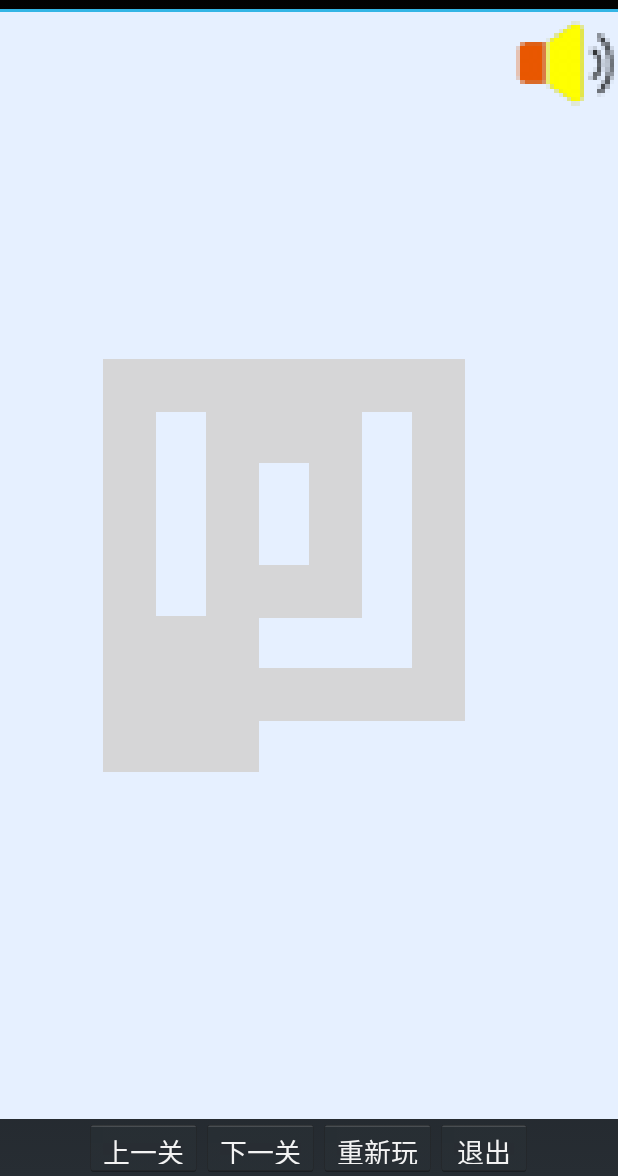
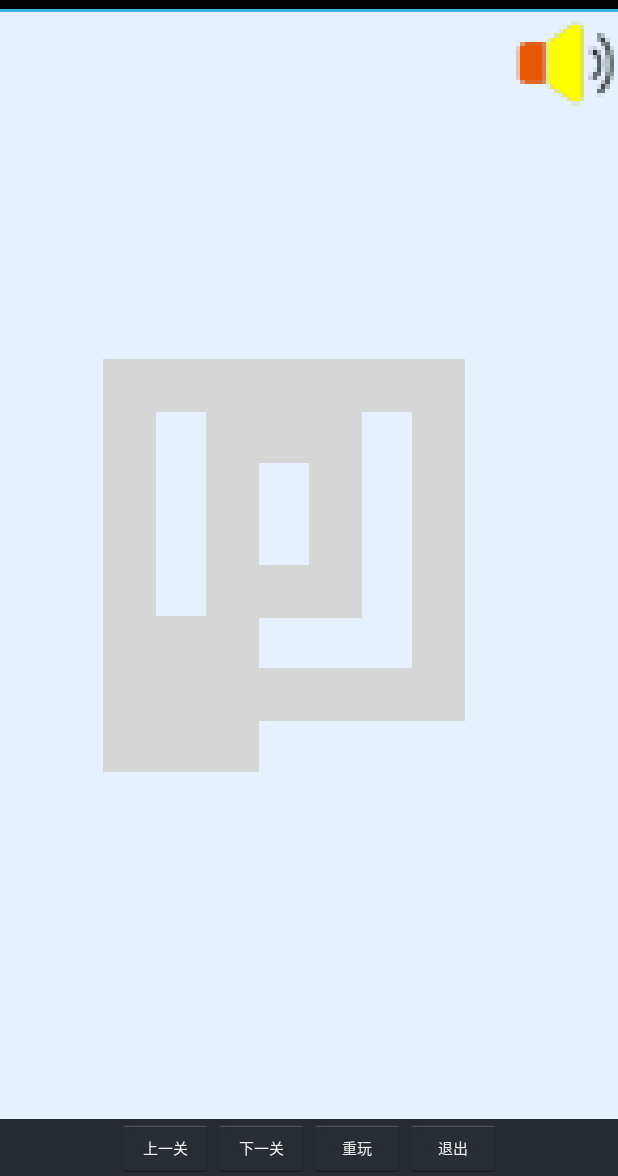
Before and after one commit to Asheone12/BoxGame, an Android app: the GameActivity screen opened directly, with no data from a screen before it, on a phone screen of 412 x 824 dp, the part 60-1236 px from its top. Run offline under Robolectric (Android 15) with nearby library versions, the phone set to English and light mode, and no system bars.

Commit message:
字体缩小

```diff
--- a/app/src/main/AndroidManifest.xml
+++ b/app/src/main/AndroidManifest.xml
@@ -28,7 +28,7 @@
             android:label="@string/game_intro_title" />
         <activity android:name=".GameLevelActivity"
             android:theme="@android:style/Theme.Holo"
-            android:screenOrientation="portrait"></activity>
+            android:screenOrientation="portrait"/>
         <activity android:name=".GameActivity"
             android:theme="@android:style/Theme.Holo"
             android:screenOrientation="portrait"/>
--- a/app/src/main/res/layout/act_game.xml
+++ b/app/src/main/res/layout/act_game.xml
@@ -18,22 +18,26 @@
             android:id="@+id/btn_prv_level"
             android:layout_width="wrap_content"
             android:layout_height="wrap_content"
-            android:text="@string/label_prev_level"/>
+            android:text="@string/label_prev_level"
+            android:textSize="10dp"/>
         <Button
             android:id="@+id/btn_next_level"
             android:layout_width="wrap_content"
             android:layout_height="wrap_content"
-            android:text="@string/label_next_level"/>
+            android:text="@string/label_next_level"
+            android:textSize="10dp"/>
         <Button
             android:id="@+id/btn_reset"
             android:text="@string/label_reset_game"
             android:layout_width="wrap_content"
-            android:layout_height="wrap_content"/>
+            android:layout_height="wrap_content"
+            android:textSize="10dp"/>
         <Button
             android:id="@+id/btn_exit"
             android:text="@string/label_exit_app"
             android:layout_width="wrap_content"
-            android:layout_height="wrap_content"/>
+            android:layout_height="wrap_content"
+            android:textSize="10dp"/>
     </LinearLayout>
 
 </LinearLayout>
--- a/app/src/main/res/values-night/themes.xml
+++ b/app/src/main/res/values-night/themes.xml
@@ -1,6 +1,6 @@
 <resources xmlns:tools="http://schemas.android.com/tools">
     <!-- Base application theme. -->
-    <style name="Theme.BoxGame" parent="Theme.MaterialComponents.DayNight.DarkActionBar">
+    <style name="Theme.BoxGame" parent="Theme.AppCompat.Light.NoActionBar">
         <!-- Primary brand color. -->
         <item name="colorPrimary">@color/purple_200</item>
         <item name="colorPrimaryVariant">@color/purple_700</item>
--- a/app/src/main/res/values/strings.xml
+++ b/app/src/main/res/values/strings.xml
@@ -18,6 +18,6 @@
     <string name="already_first_level">已经到达第1关。</string>
     <string name="label_prev_level">上一关</string>
     <string name="label_next_level">下一关</string>
-    <string name="label_reset_game">重新玩</string>
+    <string name="label_reset_game">重玩</string>
     <string name="label_exit_app">退出</string>
 </resources>
--- a/app/src/main/res/values/themes.xml
+++ b/app/src/main/res/values/themes.xml
@@ -1,6 +1,6 @@
 <resources xmlns:tools="http://schemas.android.com/tools">
     <!-- Base application theme. -->
-    <style name="Theme.BoxGame" parent="Theme.MaterialComponents.DayNight.DarkActionBar">
+    <style name="Theme.BoxGame" parent="Theme.AppCompat.Light.NoActionBar">
         <!-- Primary brand color. -->
         <item name="colorPrimary">@color/purple_500</item>
         <item name="colorPrimaryVariant">@color/purple_700</item>
```
